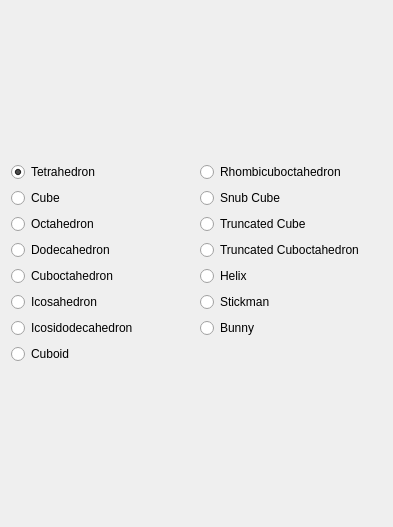
edellano/Adenita-SAMSON-Edition, file AdenitaCoreSE/form/SEWireframeEditorGUI.ui: the form before one commit.
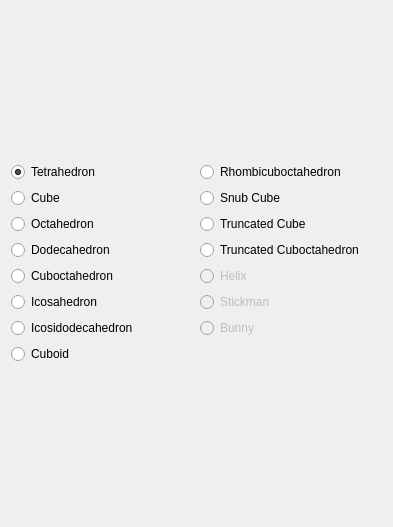
The form after the commit.

Commit message: deactivated not functioning wireframe structures in editor. changed cursor of connect to center

The edit to the form file:
```diff
--- a/AdenitaCoreSE/form/SEWireframeEditorGUI.ui
+++ b/AdenitaCoreSE/form/SEWireframeEditorGUI.ui
@@ -24,23 +24,50 @@
     <layout class="QGridLayout" name="gridLayout">
      <item row="4" column="1">
       <widget class="QRadioButton" name="rdbHelix">
+       <property name="enabled">
+        <bool>false</bool>
+       </property>
        <property name="text">
         <string>Helix</string>
        </property>
+       <property name="iconSize">
+        <size>
+         <width>64</width>
+         <height>64</height>
+        </size>
+       </property>
       </widget>
      </item>
      <item row="5" column="1">
       <widget class="QRadioButton" name="rdbStickman">
+       <property name="enabled">
+        <bool>false</bool>
+       </property>
        <property name="text">
         <string>Stickman</string>
        </property>
+       <property name="iconSize">
+        <size>
+         <width>64</width>
+         <height>64</height>
+        </size>
+       </property>
       </widget>
      </item>
      <item row="6" column="1">
       <widget class="QRadioButton" name="rdbBunny">
+       <property name="enabled">
+        <bool>false</bool>
+       </property>
        <property name="text">
         <string>Bunny</string>
        </property>
+       <property name="iconSize">
+        <size>
+         <width>64</width>
+         <height>64</height>
+        </size>
+       </property>
       </widget>
      </item>
      <item row="1" column="0">
```
Left out of the diff: 24 changed lines with no effect on the pictures. The commit also changes 7 other files.
